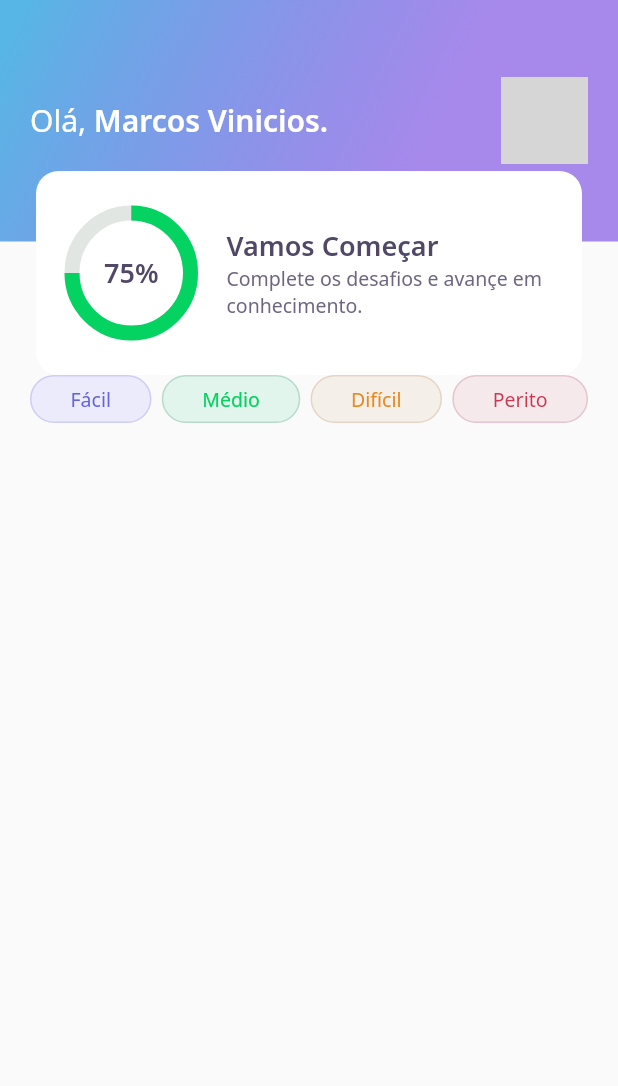
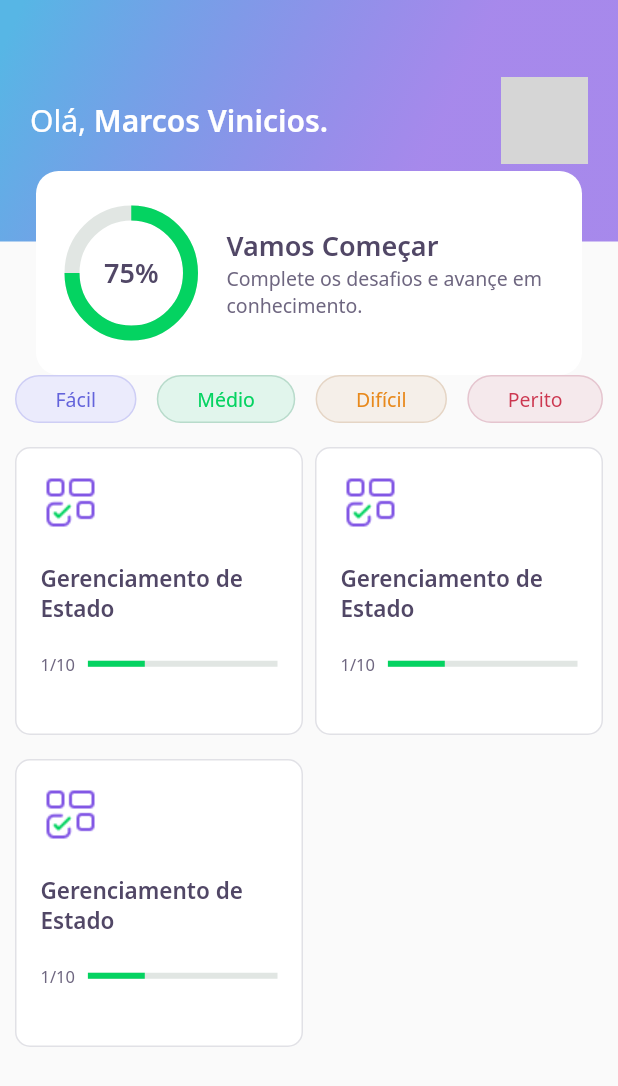
Before and after one commit to 0mvknx/Quiz, a Flutter app: the screen it shows after launch, on a phone screen of 412 x 824 dp. Shown: the top 1086 px of the screen. Run offline on Flutter 3.47's test engine with Material 2 defaults, Android fonts, the phone set to English and light mode, and no system bars; our stand-ins replace google_fonts; network calls fail; grey boxes are pictures that could not be loaded.

Commit message:
criando score card de aplicacao

```diff
--- a/lib/home/home_page.dart
+++ b/lib/home/home_page.dart
@@ -1,5 +1,6 @@
 import 'package:flutter/material.dart';
 import 'package:quiz/home/widgets/level_button_widget/level_button_widget.dart';
+import 'package:quiz/home/widgets/quiz_card/quiz_card_widget.dart';
 import 'widgets/appbar/app_bar_widget.dart';
 
 class HomePage extends StatefulWidget {
@@ -15,8 +16,10 @@ class _HomePageState extends State<HomePage> {
     return Scaffold(
       appBar: AppBarWidget(),
       body: Padding(
-        padding: const EdgeInsets.symmetric(horizontal: 20),
-        child: Row(
+        padding: const EdgeInsets.symmetric(horizontal: 10),
+        child: Column(
+          children: [
+            Row(
               mainAxisAlignment: MainAxisAlignment.spaceBetween,
               children: [
                 LevelButtonWidget(
@@ -33,6 +36,23 @@ class _HomePageState extends State<HomePage> {
                 ),
               ],
             ),
+            SizedBox(
+              height: 16,
+            ),
+            Expanded(
+              child: GridView.count(
+                mainAxisSpacing: 16,
+                crossAxisSpacing: 8,
+                crossAxisCount: 2,
+                children: [
+                  QuizCardWidget(),
+                  QuizCardWidget(),
+                  QuizCardWidget(),
+                ],
+              ),
+            )
+          ],
+        ),
       ),
     );
   }
--- a/lib/home/widgets/appbar/app_bar_widget.dart
+++ b/lib/home/widgets/appbar/app_bar_widget.dart
@@ -27,7 +27,8 @@ class AppBarWidget extends PreferredSize {
                             TextSpan(
                                 text: ("Marcos Vinicios."),
                                 style: AppTextStyles.titleBold),
-                            ]),
+                          ],
+                        ),
                       ),
                       Container(
                         width: 58,
--- /dev/null
+++ b/lib/home/widgets/quiz_card/quiz_card_widget.dart
@@ -0,0 +1,62 @@
+import 'package:flutter/material.dart';
+import 'package:quiz/core/app_colors.dart';
+import 'package:quiz/core/app_images.dart';
+import 'package:quiz/core/app_text_styles.dart';
+
+class QuizCardWidget extends StatelessWidget {
+  const QuizCardWidget({Key? key}) : super(key: key);
+
+  @override
+  Widget build(BuildContext context) {
+    return Container(
+      padding: EdgeInsets.all(16),
+      decoration: BoxDecoration(
+        border: Border.fromBorderSide(
+          BorderSide(color: AppColors.border),
+        ),
+        color: AppColors.white,
+        borderRadius: BorderRadius.circular(10),
+      ),
+      child: Column(
+        crossAxisAlignment: CrossAxisAlignment.start,
+        children: [
+          Container(
+            height: 40,
+            width: 40,
+            child: Image.asset(AppImages.blocks),
+          ),
+          SizedBox(
+            height: 20,
+          ),
+          Text(
+            "Gerenciamento de Estado",
+            style: AppTextStyles.heading15,
+          ),
+          SizedBox(
+            height: 20,
+          ),
+          Row(
+            children: [
+              Expanded(
+                flex: 1,
+                child: Text(
+                  "1/10",
+                  style: AppTextStyles.body11,
+                ),
+              ),
+              Expanded(
+                flex: 4,
+                child: LinearProgressIndicator(
+                  value: 0.3,
+                  backgroundColor: AppColors.chartSecondary,
+                  valueColor:
+                      AlwaysStoppedAnimation<Color>(AppColors.chartPrimary),
+                ),
+              ),
+            ],
+          )
+        ],
+      ),
+    );
+  }
+}
```
Lines whose indentation alone changed are shown as unchanged.
